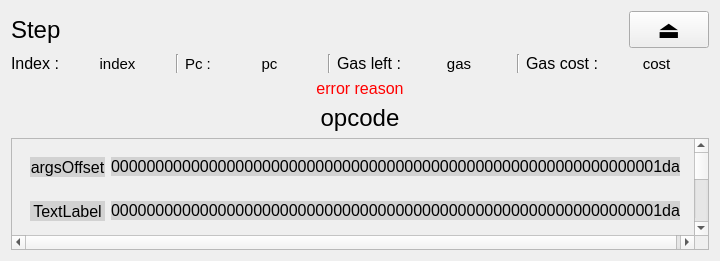
vikipedia48/Kola, file Kola/Debugger/Step/step.ui: the form before one commit.
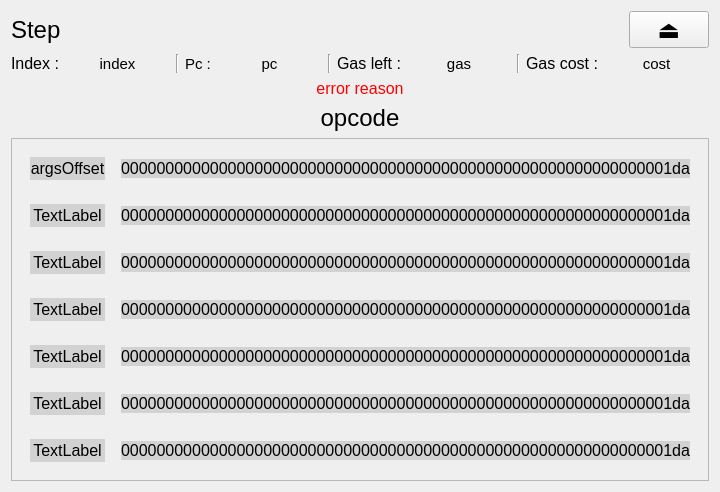
The form after the commit.

```diff
--- a/Kola/Debugger/Step/step.ui
+++ b/Kola/Debugger/Step/step.ui
@@ -7,7 +7,7 @@
     <x>0</x>
     <y>0</y>
     <width>720</width>
-    <height>261</height>
+    <height>492</height>
    </rect>
   </property>
   <property name="sizePolicy">
```
Left out of the diff: 6 changed lines with no effect on the pictures.
